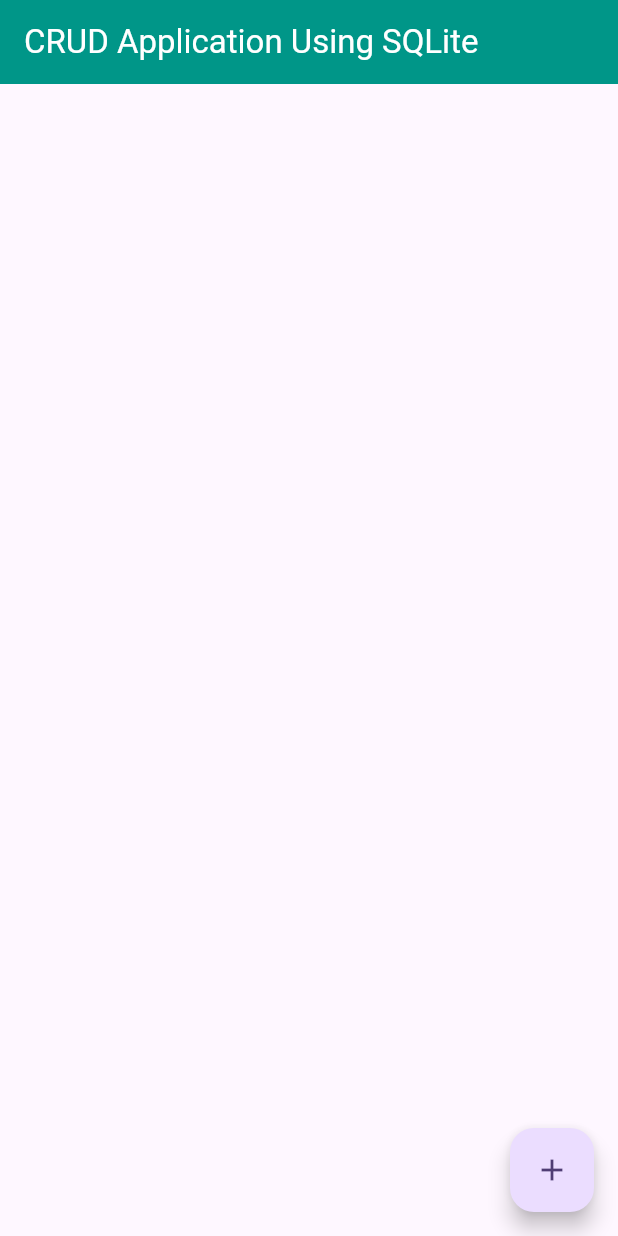
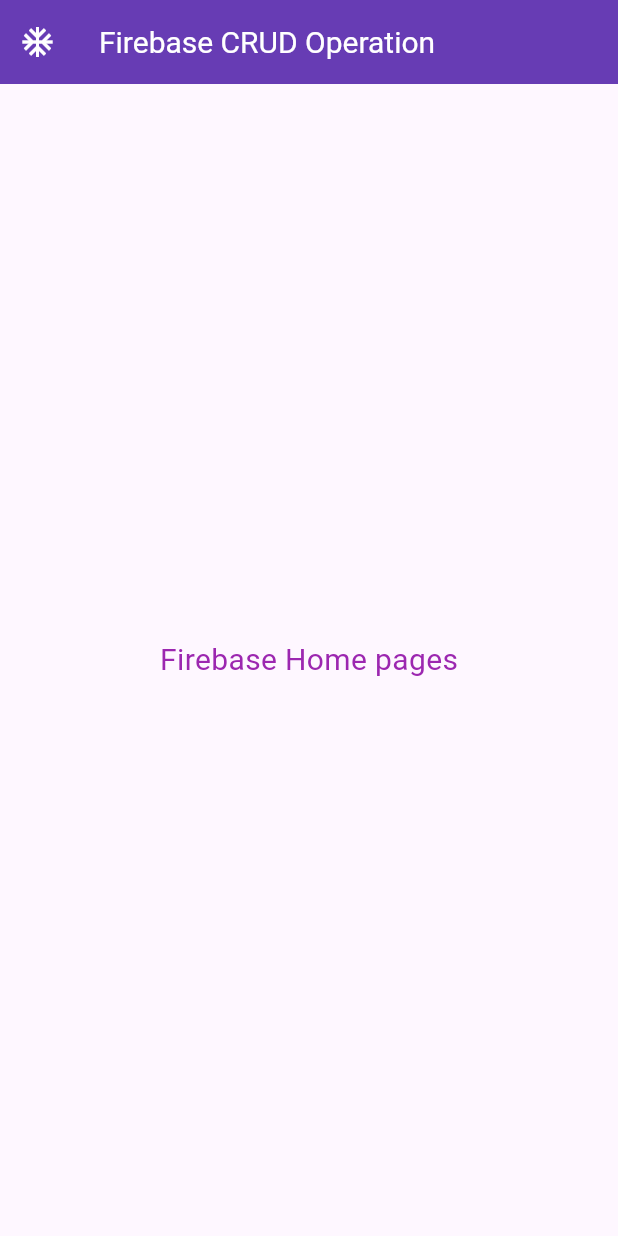
Before and after one commit to raselsiu/flutter_sqflite, a Flutter app: the screen it shows after launch, on a phone screen of 412 x 824 dp. Run offline on Flutter 3.47's test engine with Material 3 defaults, Android fonts, the phone set to English and light mode, and no system bars; our stand-ins replace firebase_core, sqflite; accounts and stored records are empty.

Commit message:
firebase integrated

```diff
--- /dev/null
+++ b/lib/homepage_firebase.dart
@@ -0,0 +1,37 @@
+import 'package:flutter/material.dart';
+
+class HomePageFirebase extends StatelessWidget {
+  const HomePageFirebase({super.key});
+
+  @override
+  Widget build(BuildContext context) {
+    return Scaffold(
+      appBar: AppBar(
+        backgroundColor: Colors.deepPurple,
+        leading: const Icon(
+          Icons.ac_unit,
+          color: Colors.white,
+        ),
+        elevation: 2,
+        leadingWidth: 50,
+        title: const Text(
+          'Firebase CRUD Operation',
+          style: TextStyle(
+            fontSize: 20,
+            color: Colors.white,
+          ),
+        ),
+      ),
+      body: const SafeArea(
+          child: Center(
+        child: Text(
+          'Firebase Home pages',
+          style: TextStyle(
+            fontSize: 20,
+            color: Colors.purple,
+          ),
+        ),
+      )),
+    );
+  }
+}
--- a/lib/homepage.dart
+++ b/lib/homepage_sqlite.dart
@@ -1,14 +1,14 @@
 import 'package:demo/db_helper.dart';
 import 'package:flutter/material.dart';
 
-class HomePage extends StatefulWidget {
-  const HomePage({super.key});
+class HomePageSQLit extends StatefulWidget {
+  const HomePageSQLit({super.key});
 
   @override
-  State<HomePage> createState() => _HomePageState();
+  State<HomePageSQLit> createState() => _HomePageSQLiteState();
 }
 
-class _HomePageState extends State<HomePage> {
+class _HomePageSQLiteState extends State<HomePageSQLit> {
   List<Map<String, dynamic>> _allData = [];
 
   bool _isLoading = true;
--- a/lib/main.dart
+++ b/lib/main.dart
@@ -1,7 +1,11 @@
-import 'package:demo/homepage.dart';
+import 'package:demo/homepage_firebase.dart';
+import 'package:firebase_core/firebase_core.dart';
+import 'firebase_options.dart';
 import 'package:flutter/material.dart';
 
-void main() {
+void main() async {
+  WidgetsFlutterBinding.ensureInitialized();
+  await Firebase.initializeApp(options: DefaultFirebaseOptions.currentPlatform);
   runApp(const MyApp());
 }
 
@@ -17,7 +21,7 @@ class MyApp extends StatelessWidget {
         colorScheme: ColorScheme.fromSeed(seedColor: Colors.deepPurple),
         useMaterial3: true,
       ),
-      home: const HomePage(),
+      home: const HomePageFirebase(),
       debugShowCheckedModeBanner: false,
     );
   }
--- a/pubspec.yaml
+++ b/pubspec.yaml
@@ -36,6 +36,7 @@ dependencies:
   # Use with the CupertinoIcons class for iOS style icons.
   cupertino_icons: ^1.0.2
   sqflite: ^2.3.0
+  firebase_core: ^2.24.2
 
 dev_dependencies:
   flutter_test:
```
Also changed, not shown: lib/firebase_options.dart (added), pubspec.lock, 1 other file.
